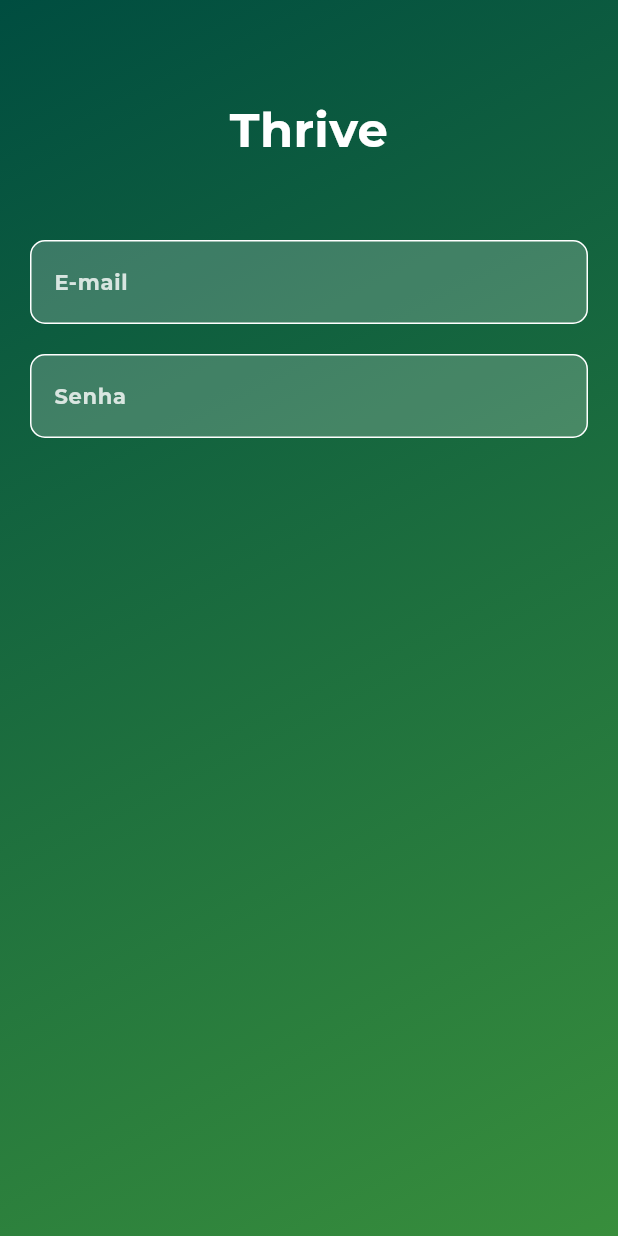
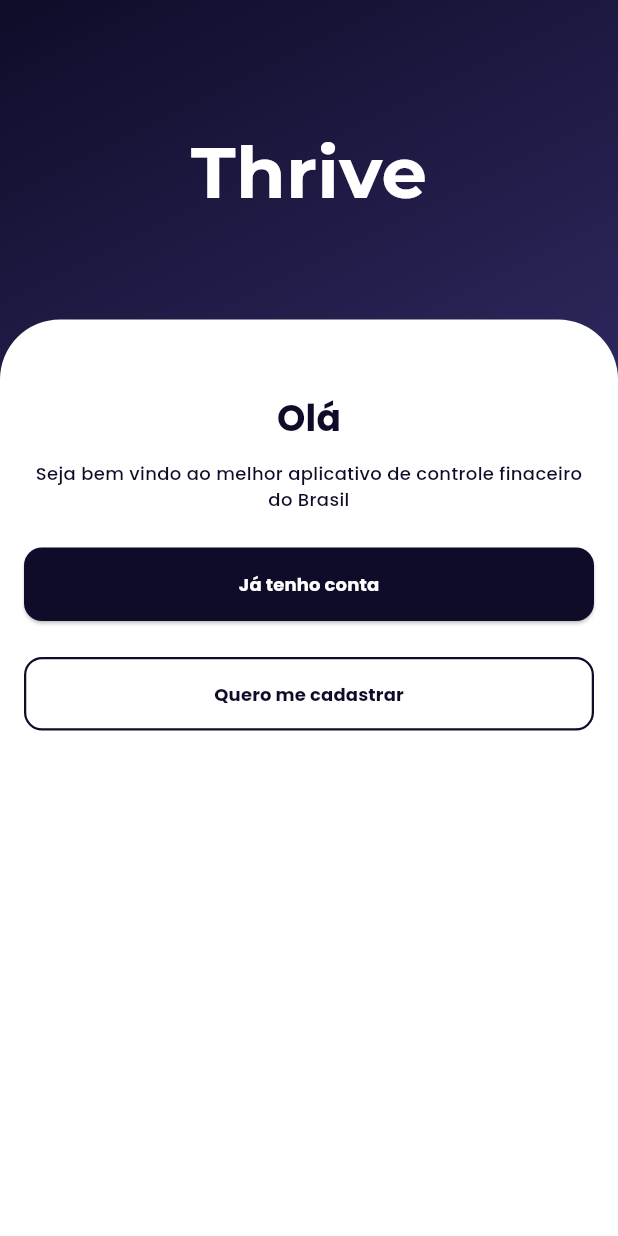
Before and after one commit to diegovscoelho/thrive-app, a Flutter app: the screen it shows after launch, on a phone screen of 412 x 824 dp. Run offline on Flutter 3.47's test engine with Material 3 defaults, Android fonts, the phone set to English and light mode, and no system bars; our stand-ins replace google_fonts.

Commit message:
Estruturando landing page e componentizando estilos de texto

```diff
--- a/lib/main.dart
+++ b/lib/main.dart
@@ -1,5 +1,5 @@
 import 'package:flutter/material.dart';
-import 'package:thrive/src/presentation/login/login_screen.dart';
+import 'package:thrive/src/presentation/landing/landing_screen.dart';
 
 void main() {
   runApp(const MyApp());
@@ -11,7 +11,7 @@
   @override
   Widget build(BuildContext context) {
     return MaterialApp(
-      home: const LoginScreen(),
+      home: const LandingScreen(),
     );
   }
 }
--- /dev/null
+++ b/lib/src/core/utils/app_styles.dart
@@ -0,0 +1,46 @@
+import 'package:flutter/material.dart';
+import 'package:google_fonts/google_fonts.dart';
+
+class AppStyles {
+  static TextStyle headline({Color? color}) {
+    return GoogleFonts.montserrat(
+      fontSize: 48,
+      color: color ?? Colors.white,
+      fontWeight: FontWeight.bold,
+    );
+  }
+
+  static TextStyle headline2({Color? color}) {
+    return GoogleFonts.poppins(
+      fontSize: 24,
+      color: color ?? Colors.white,
+      fontWeight: FontWeight.bold,
+    );
+  }
+
+  static TextStyle label({Color? color}) {
+    return GoogleFonts.poppins(
+      fontSize: 14,
+      color: color ?? Colors.white,
+      fontWeight: FontWeight.bold,
+    );
+  }
+
+  static final TextStyle primaryButtonStyle = GoogleFonts.poppins(
+    fontSize: 12,
+    color: Colors.white,
+    fontWeight: FontWeight.bold,
+  );
+
+  static final TextStyle secondaryButtonStyle = GoogleFonts.poppins(
+    fontSize: 12,
+    color: Color(0xFF0f0c29),
+    fontWeight: FontWeight.bold,
+  );
+
+  static final TextStyle descriptionStyle = GoogleFonts.poppins(
+    fontSize: 12,
+    color: Color(0xFF0f0c29),
+    fontWeight: FontWeight.w500,
+  );
+}
--- /dev/null
+++ b/lib/src/core/utils/custom_primary_button.dart
@@ -0,0 +1,30 @@
+import 'package:flutter/material.dart';
+import 'package:thrive/src/core/utils/app_styles.dart';
+
+class CustomPrimaryButton extends StatelessWidget {
+  const CustomPrimaryButton({
+    super.key,
+    required this.onPressed,
+    required this.text,
+  });
+
+  final VoidCallback onPressed;
+  final String text;
+
+  @override
+  Widget build(BuildContext context) {
+    return SizedBox(
+      width: double.infinity,
+      child: ElevatedButton(
+        onPressed: onPressed,
+        style: ElevatedButton.styleFrom(
+          backgroundColor: Color(0xFF0f0c29),
+          foregroundColor: Colors.white,
+          padding: const EdgeInsets.symmetric(vertical: 16),
+          shape: RoundedRectangleBorder(borderRadius: BorderRadius.circular(12)),
+        ),
+        child: Text(text, style: AppStyles.primaryButtonStyle),
+      ),
+    );
+  }
+}
--- /dev/null
+++ b/lib/src/core/utils/custom_secondary_button.dart
@@ -0,0 +1,32 @@
+import 'package:flutter/material.dart';
+import 'package:thrive/src/core/utils/app_styles.dart';
+
+class CustomSecondaryButton extends StatelessWidget {
+  const CustomSecondaryButton({
+    super.key,
+    required this.onPressed,
+    required this.text,
+  });
+
+  final VoidCallback onPressed;
+  final String text;
+
+  @override
+  Widget build(BuildContext context) {
+    return SizedBox(
+      width: double.infinity,
+      child: OutlinedButton(
+        onPressed: onPressed,
+        style: OutlinedButton.styleFrom(
+          side: const BorderSide(color: Color(0xFF0f0c29), width: 1.5),
+          foregroundColor: const Color(0xFF0f0c29),
+          padding: const EdgeInsets.symmetric(vertical: 16),
+          shape: RoundedRectangleBorder(
+            borderRadius: BorderRadius.circular(12),
+          ),
+        ),
+        child: Text(text, style: AppStyles.secondaryButtonStyle),
+      ),
+    );
+  }
+}
--- a/lib/src/core/utils/custom_text_field.dart
+++ b/lib/src/core/utils/custom_text_field.dart
@@ -13,7 +13,7 @@
 
   static const _defaultInputBorder = OutlineInputBorder(
     borderRadius: BorderRadius.all(Radius.circular(10)),
-    borderSide: BorderSide(color: Colors.white),
+    borderSide: BorderSide(color: Color(0xFF0f0c29)),
   );
 
   @override
--- /dev/null
+++ b/lib/src/domain/entities/user.dart
@@ -0,0 +1,11 @@
+class User {
+  const User({
+    required this.id,
+    required this.username,
+    required this.email,
+  });
+
+  final String id;
+  final String username;
+  final String email;
+}
--- /dev/null
+++ b/lib/src/presentation/landing/landing_screen.dart
@@ -0,0 +1,77 @@
+import 'package:flutter/material.dart';
+import 'package:thrive/src/core/utils/app_styles.dart';
+import 'package:thrive/src/core/utils/custom_primary_button.dart';
+import 'package:thrive/src/core/utils/custom_secondary_button.dart';
+
+// TODO: Implementar login por google
+class LandingScreen extends StatelessWidget {
+  const LandingScreen({super.key});
+
+  @override
+  Widget build(BuildContext context) {
+    return Scaffold(
+      body: Container(
+        width: double.infinity,
+        height: double.infinity,
+        decoration: const BoxDecoration(
+          gradient: LinearGradient(
+            begin: Alignment.topLeft,
+            end: Alignment.bottomRight,
+            colors: [Color(0xFF0f0c29), Color(0xFF302b63), Color(0xFF24243e)],
+          ),
+        ),
+        child: Column(
+          children: [
+            const SizedBox(height: 16),
+            Padding(
+              padding: const EdgeInsets.symmetric(
+                vertical: 64.0,
+                horizontal: 16,
+              ),
+              child: Text('Thrive', style: AppStyles.headline()),
+            ),
+            Expanded(
+              child: Container(
+                width: double.infinity,
+                decoration: const BoxDecoration(
+                  color: Colors.white,
+                  borderRadius: BorderRadius.only(
+                    topLeft: Radius.circular(40),
+                    topRight: Radius.circular(40),
+                  ),
+                ),
+                child: Padding(
+                  padding: const EdgeInsets.symmetric(horizontal: 16.0, vertical: 48),
+                  child: Column(
+                    children: [
+                      Text(
+                        'Olá',
+                        style: AppStyles.headline2(color: Color(0xFF0f0c29)),
+                      ),
+                      const SizedBox(height: 12),
+                      Text(
+                        'Seja bem vindo ao melhor aplicativo de controle finaceiro do Brasil',
+                        style: AppStyles.descriptionStyle,
+                        textAlign: TextAlign.center,
+                      ),
+                      const SizedBox(height: 24),
+                      CustomPrimaryButton(
+                        onPressed: () {},
+                        text: 'Já tenho conta',
+                      ),
+                      const SizedBox(height: 24),
+                      CustomSecondaryButton(
+                        onPressed: () {},
+                        text: 'Quero me cadastrar',
+                      ),
+                    ],
+                  ),
+                ),
+              ),
+            ),
+          ],
+        ),
+      ),
+    );
+  }
+}
--- a/lib/src/presentation/login/login_screen.dart
+++ b/lib/src/presentation/login/login_screen.dart
@@ -1,6 +1,8 @@
 import 'package:flutter/material.dart';
 import 'package:google_fonts/google_fonts.dart';
+import 'package:thrive/src/core/utils/app_styles.dart';
 import 'package:thrive/src/core/utils/custom_text_field.dart';
+import 'package:thrive/src/presentation/register/register_screen.dart';
 
 class LoginScreen extends StatelessWidget {
   const LoginScreen({super.key});
@@ -39,6 +41,26 @@
                     CustomTextField(labelText: 'E-mail'),
                     const SizedBox(height: 20),
                     CustomTextField(labelText: 'Senha'),
+                    const SizedBox(height: 20),
+                    Row(
+                      mainAxisAlignment: MainAxisAlignment.end,
+                      children: [
+                        GestureDetector(
+                          onTap: () {
+                            Navigator.push(
+                              context,
+                              MaterialPageRoute(
+                                builder: (context) => RegisterScreen(),
+                              ),
+                            );
+                          },
+                          child: Text(
+                            'Não possuo uma conta',
+                            style: AppStyles.label(),
+                          ),
+                        ),
+                      ],
+                    ),
                   ],
                 ),
               ),
--- /dev/null
+++ b/lib/src/presentation/register/register_screen.dart
@@ -0,0 +1,22 @@
+import 'package:flutter/material.dart';
+
+class RegisterScreen extends StatelessWidget {
+  const RegisterScreen({super.key});
+
+  @override
+  Widget build(BuildContext context) {
+    return Scaffold(
+      body: Container(
+        width: double.infinity,
+        height: double.infinity,
+        decoration: const BoxDecoration(
+          gradient: LinearGradient(
+            begin: Alignment.topLeft,
+            end: Alignment.bottomRight,
+            colors: [Color(0xFF004d40), Color(0xFF388e3c)],
+          ),
+        ),
+      ),
+    );
+  }
+}
```
Also changed, not shown: 1 other file.
